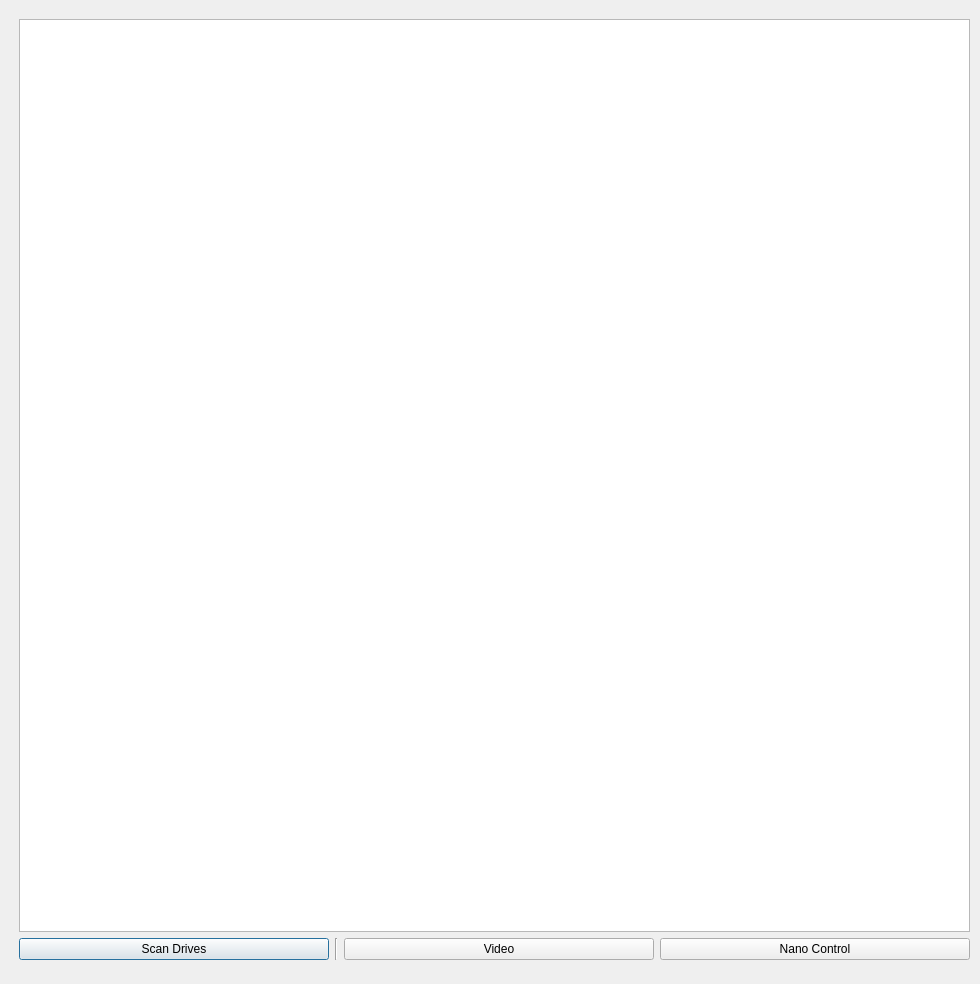
First picture: the form in RTDAQ-32bitui.ui, repository edemonpore/RTDAQ-32bit, before the edit.
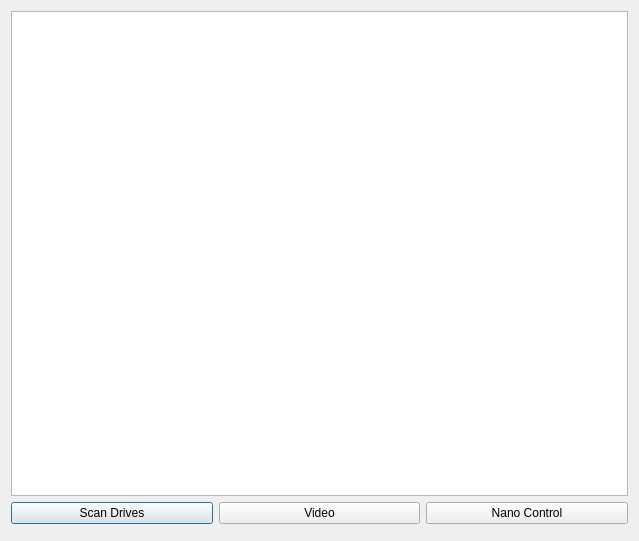
Second picture: the form after the edit.

```diff
--- a/RTDAQ-32bitui.ui
+++ b/RTDAQ-32bitui.ui
@@ -6,22 +6,13 @@
    <rect>
     <x>0</x>
     <y>0</y>
-    <width>980</width>
-    <height>984</height>
+    <width>639</width>
+    <height>541</height>
    </rect>
   </property>
   <property name="windowTitle">
    <string>RTDAQ</string>
   </property>
-  <widget class="QWidget" name="layoutWidget">
-   <property name="geometry">
-    <rect>
-     <x>19</x>
-     <y>19</y>
-     <width>951</width>
-     <height>941</height>
-    </rect>
-   </property>
    <layout class="QVBoxLayout" name="verticalLayout">
     <item>
      <widget class="QListWidget" name="lPorts"/>
@@ -35,13 +26,6 @@
         </property>
        </widget>
       </item>
-      <item>
-       <widget class="Line" name="line">
-        <property name="orientation">
-         <enum>Qt::Vertical</enum>
-        </property>
-       </widget>
-      </item>
       <item>
        <widget class="QPushButton" name="bVideo">
         <property name="text">
@@ -58,8 +42,14 @@
       </item>
      </layout>
     </item>
-   </layout>
-  </widget>
+   <item>
+    <widget class="Line" name="line">
+     <property name="orientation">
+      <enum>Qt::Vertical</enum>
+     </property>
+    </widget>
+   </item>
+  </layout>
  </widget>
  <resources/>
  <connections/>
```
Lines whose indentation alone changed are shown as unchanged.
